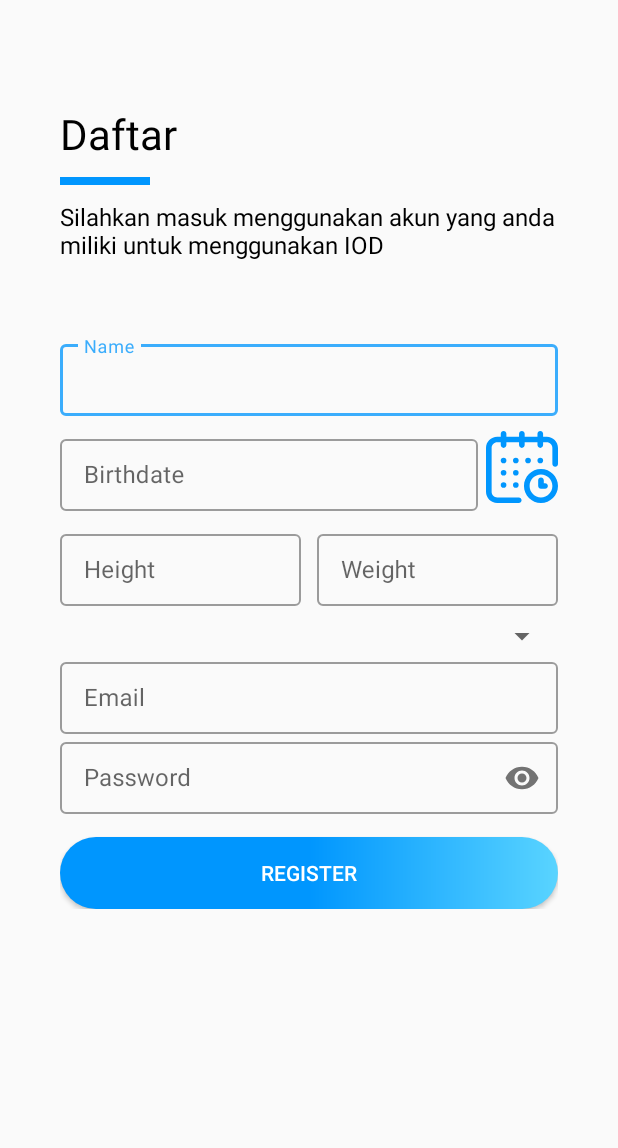
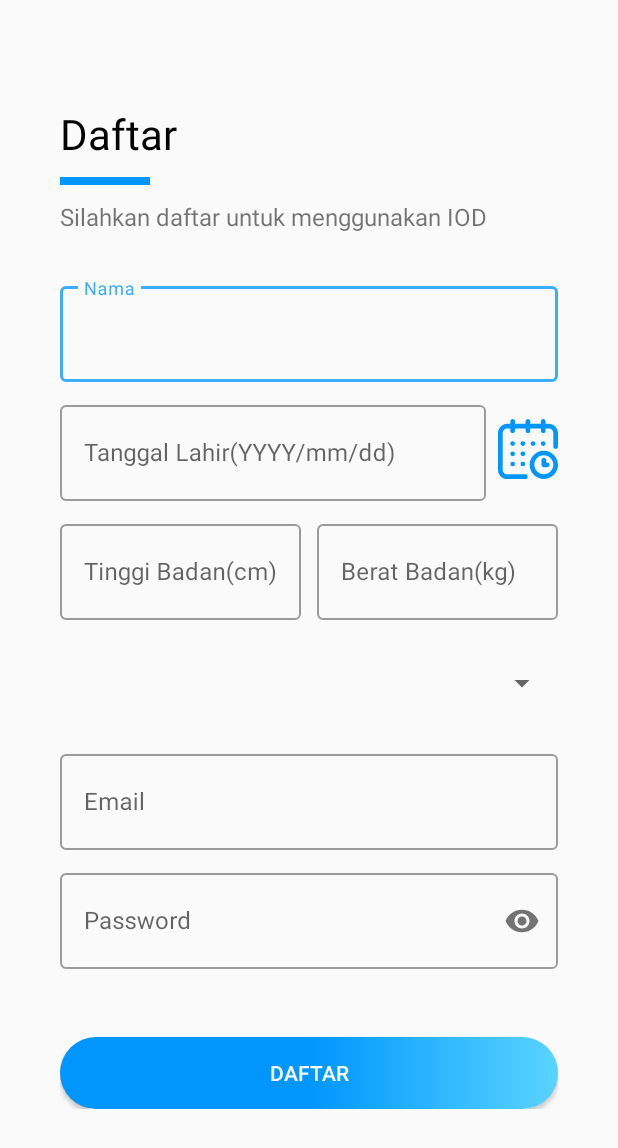
Before and after one commit to hanifah01/android-polarhr, an Android app: the Register screen opened directly, with no data from a screen before it, on a phone screen of 412 x 824 dp. Shown: the top 1148 px of the screen. Run offline under Robolectric (Android 15) with nearby library versions, the phone set to English and light mode, and no system bars; our stand-ins replace Firebase (no records; nobody signed in at launch, a user with empty details on screens opened directly); libraries missing offline, so code that uses them is left out: com.dev.materialspinner, maes.tech.intentanim, org.jetbrains.anko; plain views replace MaterialSpinner; 3 statements that could not run were skipped.

Commit message:
maap kebanyakan commit :( edit tampilan register lagi

```diff
--- a/app/src/main/java/com/example/polar/view/register/Register.kt
+++ b/app/src/main/java/com/example/polar/view/register/Register.kt
@@ -15,6 +15,7 @@ import com.example.polar.R
 import com.example.polar.support.REGISTER_BERHASIL
 import com.example.polar.support.REGISTER_GAGAL
 import com.example.polar.support.dateDialog
+import com.example.polar.view.landing_page.LandingPage
 import com.example.polar.view.login.Login
 import com.google.android.material.snackbar.Snackbar
 import com.google.firebase.auth.FirebaseAuth
@@ -30,7 +31,12 @@ import java.util.*
 class Register : AppCompatActivity(), AdapterView.OnItemSelectedListener {
     private lateinit var auth: FirebaseAuth
 
-    private var list_of_items = arrayOf("Select Sport","USA", "Japan", "India")
+    private var list_of_items = arrayOf("Pilih jenis olahraga",
+        "Lari",
+        "Lari Jarak Pendek",
+        "Lari Jarak Menengah",
+        "Lari Jarak Jauh",
+        "Lari Estafet")
     private lateinit var spinner : MaterialSpinner
 
     var sportValue : String? = null
@@ -73,7 +79,8 @@ class Register : AppCompatActivity(), AdapterView.OnItemSelectedListener {
             val weightDb = FirebaseDatabase.getInstance().reference.child(name).child("Weight")
             val sportDb = FirebaseDatabase.getInstance().reference.child(name).child("Sport")
 
-            if (pass.equals("") || email.equals("") || name.equals("")){
+            if (pass.equals("") || email.equals("") || name.equals("") || height.equals("")||
+                weight.equals("")||birthdate.equals("")||sportValue.equals("Pilih jenis olahraga")){
                 Toast.makeText(this, "Field ada yang kosong!", Toast.LENGTH_LONG).show()
                 loading.visibility = View.GONE
             }
@@ -104,12 +111,12 @@ class Register : AppCompatActivity(), AdapterView.OnItemSelectedListener {
         sportValue = spinnerSport
         if(position == 0)
         {
-            spinner.setError("Please select Country")
+            spinner.setError("Pilih jenis olahraga")
         }
         else
         {
             spinner.setErrorEnabled(false)
-            spinner.setLabel("Sport")
+            spinner.setLabel("Olahraga")
         }
     }
 
@@ -117,7 +124,7 @@ class Register : AppCompatActivity(), AdapterView.OnItemSelectedListener {
     }
 
     override fun onBackPressed() {
-        startActivity(Intent(this, Login::class.java))
+        startActivity(Intent(this, LandingPage::class.java))
         CustomIntent.customType(this, "right-to-left")
     }
 
--- a/app/src/main/res/layout/activity_login.xml
+++ b/app/src/main/res/layout/activity_login.xml
@@ -72,9 +72,10 @@
                 android:id="@+id/edt_email"
                 android:layout_width="match_parent"
                 android:layout_height="@dimen/xxxklarge"
-                android:hint="Username"
+                android:hint="Email"
                 android:textColor="@color/black"
-                android:textSize="@dimen/font_medium" />
+                android:textSize="@dimen/font_medium"
+                android:inputType="textEmailAddress"/>
 
         </com.google.android.material.textfield.TextInputLayout>
 
--- a/app/src/main/res/layout/activity_register.xml
+++ b/app/src/main/res/layout/activity_register.xml
@@ -1,5 +1,4 @@
 <?xml version="1.0" encoding="utf-8"?>
-
 <ScrollView
     xmlns:android="http://schemas.android.com/apk/res/android"
     xmlns:app="http://schemas.android.com/apk/res-auto"
@@ -22,17 +21,24 @@
             android:visibility="gone"
             app:layout_constraintBottom_toBottomOf="parent"
             app:layout_constraintTop_toTopOf="parent" />
+
+        <LinearLayout
+            android:id="@+id/lyt_judul"
+            android:layout_width="match_parent"
+            android:layout_height="wrap_content"
+            android:orientation="vertical"
+            android:layout_marginTop="50dp"
+            app:layout_constraintEnd_toEndOf="parent"
+            app:layout_constraintStart_toStartOf="parent"
+            app:layout_constraintTop_toTopOf="parent">
             <TextView
                 android:id="@+id/txt_register"
                 android:layout_width="match_parent"
                 android:layout_height="wrap_content"
                 android:text="@string/register"
                 android:textSize="@dimen/font_xx_large"
-            android:textColor="#000000"
-            android:layout_marginTop="50dp"
-            app:layout_constraintEnd_toEndOf="parent"
-            app:layout_constraintStart_toStartOf="parent"
-            app:layout_constraintTop_toTopOf="parent" />
+                android:textColor="@color/black"
+                />
 
             <ImageView
                 android:id="@+id/imageView"
@@ -40,49 +46,44 @@
                 android:layout_height="wrap_content"
                 android:layout_marginTop="10dp"
                 android:src="@drawable/ic_line"
-            app:layout_constraintStart_toStartOf="parent"
-            app:layout_constraintTop_toBottomOf="@+id/txt_register" />
+                />
             <TextView
                 android:id="@+id/txt_subjudul"
                 android:layout_width="match_parent"
                 android:layout_height="wrap_content"
                 android:text="@string/register_message"
-            android:textColor="#000000"
                 android:textSize="@dimen/font_medium"
-            android:layout_marginTop="10dp"
+                android:layout_marginTop="10dp" />
+        </LinearLayout>
+
+        <LinearLayout
+            android:id="@+id/lyt_form"
+            android:layout_width="match_parent"
+            android:layout_height="wrap_content"
 
             app:layout_constraintEnd_toEndOf="parent"
-            app:layout_constraintHorizontal_bias="1.0"
             app:layout_constraintStart_toStartOf="parent"
-            app:layout_constraintTop_toBottomOf="@+id/imageView" />
+            app:layout_constraintTop_toBottomOf="@+id/lyt_judul"
+            android:orientation="vertical"
+            android:layout_marginTop="30dp">
 
             <com.google.android.material.textfield.TextInputLayout
                 android:id="@+id/textInputLayout1"
                 style="@style/Widget.MaterialComponents.TextInputLayout.OutlinedBox"
                 android:layout_width="match_parent"
-            android:layout_height="wrap_content"
-            android:layout_marginTop="50dp"
-            app:layout_constraintEnd_toEndOf="parent"
-            app:layout_constraintStart_toStartOf="parent"
-            app:layout_constraintTop_toBottomOf="@+id/txt_subjudul">
-
+                android:layout_height="wrap_content">
                 <com.google.android.material.textfield.TextInputEditText
                     android:id="@+id/edt_nama"
                     android:layout_width="match_parent"
-                android:layout_height="@dimen/xxklarge"
-                android:hint="Name"
+                    android:layout_height="@dimen/xxxklarge"
+                    android:hint="Nama"
                     android:textColor="@color/black"
                     android:textSize="@dimen/font_medium" />
-
             </com.google.android.material.textfield.TextInputLayout>
-
             <LinearLayout
                 android:id="@+id/lyt_birthdate"
                 android:layout_height="match_parent"
                 android:layout_width="match_parent"
-            app:layout_constraintEnd_toEndOf="parent"
-            app:layout_constraintStart_toStartOf="parent"
-            app:layout_constraintTop_toBottomOf="@+id/textInputLayout1"
                 android:orientation="horizontal"
                 android:weightSum="4"
                 android:layout_marginTop="10dp">
@@ -92,42 +93,30 @@
                     style="@style/Widget.MaterialComponents.TextInputLayout.OutlinedBox"
                     android:layout_width="wrap_content"
                     android:layout_height="wrap_content"
-                app:layout_constraintBottom_toBottomOf="parent"
-                app:layout_constraintEnd_toEndOf="parent"
-                app:layout_constraintStart_toStartOf="parent"
-                app:layout_constraintTop_toBottomOf="@+id/textInputLayout1"
                     android:layout_weight="4">
-
                     <com.google.android.material.textfield.TextInputEditText
                         android:id="@+id/edt_birthdate"
                         android:layout_width="match_parent"
-                    android:layout_height="@dimen/xxklarge"
-                    android:hint="Birthdate"
+                        android:layout_height="@dimen/xxxklarge"
+                        android:hint="Tanggal Lahir(YYYY/mm/dd)"
                         android:textColor="@color/black"
                         android:textSize="@dimen/font_medium" />
-
                 </com.google.android.material.textfield.TextInputLayout>
 
                 <ImageView
                     android:id="@+id/img_calendar"
-                android:layout_width="@dimen/xxklarge"
-                android:layout_height="@dimen/xxklarge"
+                    android:layout_width="@dimen/xxlarge"
+                    android:layout_height="@dimen/xxlarge"
                     android:src="@drawable/ic_calendar"
-                android:layout_marginLeft="5dp"
-                android:onClick="getCalendar"
-                app:layout_constraintBottom_toBottomOf="parent"
-                app:layout_constraintEnd_toEndOf="parent"
-                app:layout_constraintStart_toStartOf="parent"
-                app:layout_constraintTop_toBottomOf="@+id/textInputLayout1"/>
+                    android:layout_gravity="center"
+                    android:layout_marginLeft="8dp"
+                    android:onClick="getCalendar" />
             </LinearLayout>
 
             <LinearLayout
                 android:id="@+id/lyt_weight_height"
                 android:layout_height="match_parent"
                 android:layout_width="match_parent"
-            app:layout_constraintEnd_toEndOf="parent"
-            app:layout_constraintStart_toStartOf="parent"
-            app:layout_constraintTop_toBottomOf="@+id/lyt_birthdate"
                 android:orientation="horizontal"
                 android:weightSum="2"
                 android:layout_marginTop="10dp">
@@ -136,20 +125,17 @@
                     style="@style/Widget.MaterialComponents.TextInputLayout.OutlinedBox"
                     android:layout_width="wrap_content"
                     android:layout_height="wrap_content"
-                app:layout_constraintBottom_toBottomOf="parent"
-                app:layout_constraintEnd_toEndOf="parent"
-                app:layout_constraintStart_toStartOf="parent"
-                app:layout_constraintTop_toBottomOf="@+id/textInputLayout1"
                     android:layout_weight="1"
                     android:layout_marginRight="5dp">
 
                     <com.google.android.material.textfield.TextInputEditText
                         android:id="@+id/edt_weight"
                         android:layout_width="match_parent"
-                    android:layout_height="@dimen/xxklarge"
-                    android:hint="Height"
+                        android:layout_height="@dimen/xxxklarge"
+                        android:hint="Tinggi Badan(cm)"
                         android:textColor="@color/black"
-                    android:textSize="@dimen/font_medium" />
+                        android:textSize="@dimen/font_medium"
+                        android:inputType="number"/>
 
                 </com.google.android.material.textfield.TextInputLayout>
 
@@ -158,76 +144,69 @@
                     style="@style/Widget.MaterialComponents.TextInputLayout.OutlinedBox"
                     android:layout_width="wrap_content"
                     android:layout_height="wrap_content"
-                app:layout_constraintBottom_toBottomOf="parent"
-                app:layout_constraintEnd_toEndOf="parent"
-                app:layout_constraintStart_toStartOf="parent"
-                app:layout_constraintTop_toBottomOf="@+id/textInputLayout1"
                     android:layout_weight="1"
                     android:layout_marginLeft="5dp">
 
                     <com.google.android.material.textfield.TextInputEditText
                         android:id="@+id/edt_height"
                         android:layout_width="match_parent"
-                    android:layout_height="@dimen/xxklarge"
-                    android:hint="Weight"
+                        android:layout_height="@dimen/xxxklarge"
+                        android:hint="Berat Badan(kg)"
                         android:textColor="@color/black"
-                    android:textSize="@dimen/font_medium" />
+                        android:textSize="@dimen/font_medium"
+                        android:inputType="number"/>
 
                 </com.google.android.material.textfield.TextInputLayout>
-
             </LinearLayout>
-
 
             <com.dev.materialspinner.MaterialSpinner
                 android:layout_width="match_parent"
-            android:layout_height="wrap_content"
+                android:layout_height="@dimen/xxxklarge"
                 android:id="@+id/material_spinner"
-            android:layout_marginTop="8dp"
-            app:layout_constraintEnd_toEndOf="parent"
-            app:layout_constraintStart_toStartOf="parent"
-            app:layout_constraintTop_toBottomOf="@+id/lyt_weight_height">
-
+                android:layout_marginTop="10dp">
             </com.dev.materialspinner.MaterialSpinner>
 
             <com.google.android.material.textfield.TextInputLayout
-            android:id="@+id/lyt_username"
                 style="@style/Widget.MaterialComponents.TextInputLayout.OutlinedBox"
                 android:layout_width="match_parent"
                 android:layout_height="wrap_content"
-            app:layout_constraintEnd_toEndOf="parent"
-            app:layout_constraintStart_toStartOf="parent"
-            app:layout_constraintTop_toBottomOf="@id/material_spinner">
-
+                android:layout_marginTop="10dp">
                 <com.google.android.material.textfield.TextInputEditText
                     android:id="@+id/edt_email"
                     android:layout_width="match_parent"
-                android:layout_height="@dimen/xxklarge"
+                    android:layout_height="@dimen/xxxklarge"
                     android:hint="Email"
                     android:textColor="@color/black"
-                android:textSize="@dimen/font_medium" />
-
+                    android:textSize="@dimen/font_medium"
+                    android:inputType="textEmailAddress"/>
             </com.google.android.material.textfield.TextInputLayout>
 
             <com.google.android.material.textfield.TextInputLayout
-            android:id="@+id/lyt_pass"
                 style="@style/Widget.MaterialComponents.TextInputLayout.OutlinedBox"
                 android:layout_width="match_parent"
                 android:layout_height="wrap_content"
-            app:passwordToggleEnabled="true"
-            app:layout_constraintEnd_toEndOf="parent"
-            app:layout_constraintStart_toStartOf="parent"
-            app:layout_constraintTop_toBottomOf="@+id/lyt_username">
+                android:layout_marginTop="10dp"
+                app:passwordToggleEnabled="true">
 
                 <com.google.android.material.textfield.TextInputEditText
                     android:id="@+id/edt_pass"
                     android:layout_width="match_parent"
-                android:layout_height="@dimen/xxklarge"
+                    android:layout_height="@dimen/xxxklarge"
                     android:hint="Password"
                     android:inputType="textPassword"
                     android:textColor="@color/black"
                     android:textSize="@dimen/font_medium" />
 
             </com.google.android.material.textfield.TextInputLayout>
+        </LinearLayout>
+
+        <LinearLayout
+            android:layout_width="match_parent"
+            android:layout_height="wrap_content"
+            android:layout_marginTop="30dp"
+            android:layout_marginBottom="30dp"
+            app:layout_constraintBottom_toBottomOf="parent"
+            app:layout_constraintTop_toBottomOf="@+id/lyt_form">
 
             <Button
                 android:id="@+id/btn_register"
@@ -235,19 +214,11 @@
                 android:layout_height="wrap_content"
                 android:layout_marginTop="15dp"
                 android:background="@drawable/bg_blue_button"
-            android:text="register"
-            android:textColor="@color/white"
-            app:layout_constraintBottom_toBottomOf="parent"
-            app:layout_constraintEnd_toEndOf="parent"
-            app:layout_constraintStart_toStartOf="parent"
-            app:layout_constraintTop_toBottomOf="@+id/lyt_pass" />
+                android:text="@string/register"
+                android:textColor="@color/white" />
+
+        </LinearLayout>
 
 
     </androidx.constraintlayout.widget.ConstraintLayout>
-
-
-
-
-
-
 </ScrollView>
--- a/app/src/main/res/values/strings.xml
+++ b/app/src/main/res/values/strings.xml
@@ -5,7 +5,7 @@
     <string name="register_succes">Register Behasil</string>
     <string name="register_gagal">Register Gagal</string>
     <string name="login_message">Silahkan masuk menggunakan akun yang anda miliki untuk menggunakan IOD </string>
-    <string name="register_message">Silahkan masuk menggunakan akun yang anda miliki untuk menggunakan IOD</string>
+    <string name="register_message">Silahkan daftar untuk menggunakan IOD</string>
     <string name="landing_page">Selamat datang di IOD</string>
     <string name="sub_landing_page">Catat dan lihat hasil olahraga di IOD</string>
     <string name="login">Masuk</string>
```
Lines whose indentation alone changed are shown as unchanged.
